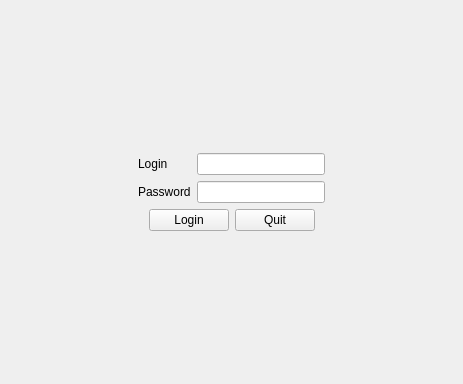
Qt form Logiciel/PC/windows/ClientEIP/login.ui (connery/epicopter) before a commit.
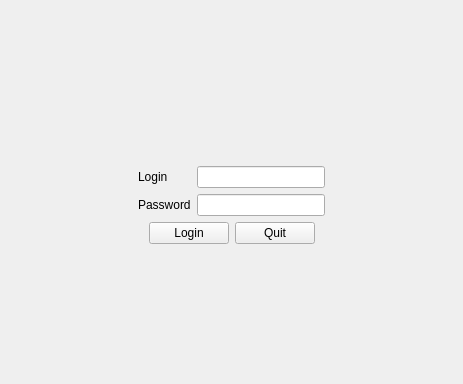
The same form after that commit.

The edit to the form file:
```diff
--- a/Logiciel/PC/windows/ClientEIP/login.ui
+++ b/Logiciel/PC/windows/ClientEIP/login.ui
@@ -27,6 +27,43 @@
      </property>
     </spacer>
    </item>
+   <item>
+    <layout class="QHBoxLayout" name="horizontalLayout_4">
+     <item>
+      <spacer name="horizontalSpacer_7">
+       <property name="orientation">
+        <enum>Qt::Horizontal</enum>
+       </property>
+       <property name="sizeHint" stdset="0">
+        <size>
+         <width>40</width>
+         <height>20</height>
+        </size>
+       </property>
+      </spacer>
+     </item>
+     <item>
+      <widget class="QLabel" name="label_3">
+       <property name="text">
+        <string/>
+       </property>
+      </widget>
+     </item>
+     <item>
+      <spacer name="horizontalSpacer_8">
+       <property name="orientation">
+        <enum>Qt::Horizontal</enum>
+       </property>
+       <property name="sizeHint" stdset="0">
+        <size>
+         <width>40</width>
+         <height>20</height>
+        </size>
+       </property>
+      </spacer>
+     </item>
+    </layout>
+   </item>
    <item>
     <layout class="QHBoxLayout" name="horizontalLayout">
      <item>
```
